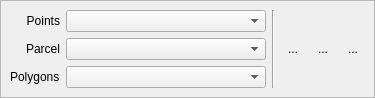
ericabreu82/tv5_plugins, file src/tv5plugins/forestMonitor/qt/ui/ForestMonitorToolBarDialogForm.ui: the form before one commit.
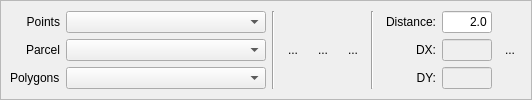
The form after the commit.

Commit message: added new tool - TrackAutoClassifier

What changed in the file:
```diff
--- a/src/tv5plugins/forestMonitor/qt/ui/ForestMonitorToolBarDialogForm.ui
+++ b/src/tv5plugins/forestMonitor/qt/ui/ForestMonitorToolBarDialogForm.ui
@@ -6,8 +6,8 @@
    <rect>
     <x>0</x>
     <y>0</y>
-    <width>375</width>
-    <height>96</height>
+    <width>532</width>
+    <height>100</height>
    </rect>
   </property>
   <property name="windowTitle">
@@ -34,42 +34,10 @@
      <property name="frameShadow">
       <enum>QFrame::Sunken</enum>
      </property>
-     <layout class="QGridLayout" name="gridLayout_4">
+     <layout class="QGridLayout" name="gridLayout_7">
       <item row="0" column="0">
-       <layout class="QGridLayout" name="gridLayout_2">
-        <item row="0" column="2">
-         <widget class="QToolButton" name="m_eraserToolButton">
-          <property name="text">
-           <string>...</string>
-          </property>
-          <property name="checkable">
-           <bool>true</bool>
-          </property>
-          <property name="autoExclusive">
-           <bool>true</bool>
-          </property>
-          <property name="autoRaise">
-           <bool>true</bool>
-          </property>
-         </widget>
-        </item>
-        <item row="0" column="3">
-         <widget class="QToolButton" name="m_trackClassifierToolButton">
-          <property name="text">
-           <string>...</string>
-          </property>
-          <property name="checkable">
-           <bool>true</bool>
-          </property>
-          <property name="autoExclusive">
-           <bool>true</bool>
-          </property>
-          <property name="autoRaise">
-           <bool>true</bool>
-          </property>
-         </widget>
-        </item>
-        <item row="0" column="0">
+       <layout class="QHBoxLayout" name="horizontalLayout_2">
+        <item>
          <layout class="QGridLayout" name="gridLayout">
           <item row="0" column="0">
            <widget class="QLabel" name="label">
@@ -116,29 +84,176 @@
           </item>
          </layout>
         </item>
-        <item row="0" column="1">
+        <item>
          <widget class="Line" name="line">
           <property name="orientation">
            <enum>Qt::Vertical</enum>
           </property>
          </widget>
         </item>
-        <item row="0" column="4">
-         <widget class="QToolButton" name="m_creatorToolButton">
-          <property name="text">
-           <string>...</string>
-          </property>
-          <property name="checkable">
-           <bool>true</bool>
-          </property>
-          <property name="autoExclusive">
-           <bool>true</bool>
-          </property>
-          <property name="autoRaise">
-           <bool>true</bool>
+        <item>
+         <layout class="QGridLayout" name="gridLayout_6">
+          <item row="0" column="0">
+           <widget class="QToolButton" name="m_eraserToolButton">
+            <property name="text">
+             <string>...</string>
+            </property>
+            <property name="checkable">
+             <bool>true</bool>
+            </property>
+            <property name="autoExclusive">
+             <bool>true</bool>
+            </property>
+            <property name="autoRaise">
+             <bool>true</bool>
+            </property>
+           </widget>
+          </item>
+          <item row="0" column="1">
+           <widget class="QToolButton" name="m_trackClassifierToolButton">
+            <property name="text">
+             <string>...</string>
+            </property>
+            <property name="checkable">
+             <bool>true</bool>
+            </property>
+            <property name="autoExclusive">
+             <bool>true</bool>
+            </property>
+            <property name="autoRaise">
+             <bool>true</bool>
+            </property>
+           </widget>
+          </item>
+          <item row="0" column="2">
+           <widget class="QToolButton" name="m_creatorToolButton">
+            <property name="text">
+             <string>...</string>
+            </property>
+            <property name="checkable">
+             <bool>true</bool>
+            </property>
+            <property name="autoExclusive">
+             <bool>true</bool>
+            </property>
+            <property name="autoRaise">
+             <bool>true</bool>
+            </property>
+           </widget>
+          </item>
+         </layout>
+        </item>
+        <item>
+         <widget class="Line" name="line_2">
+          <property name="orientation">
+           <enum>Qt::Vertical</enum>
           </property>
          </widget>
         </item>
+        <item>
+         <layout class="QHBoxLayout" name="horizontalLayout">
+          <item>
+           <layout class="QGridLayout" name="gridLayout_5">
+            <item row="0" column="0">
+             <layout class="QGridLayout" name="gridLayout_2">
+              <item row="0" column="0">
+               <widget class="QLabel" name="m_dist">
+                <property name="text">
+                 <string>Distance:</string>
+                </property>
+                <property name="alignment">
+                 <set>Qt::AlignRight|Qt::AlignTrailing|Qt::AlignVCenter</set>
+                </property>
+               </widget>
+              </item>
+              <item row="1" column="0">
+               <widget class="QLabel" name="m_dx">
+                <property name="text">
+                 <string>DX:</string>
+                </property>
+                <property name="alignment">
+                 <set>Qt::AlignRight|Qt::AlignTrailing|Qt::AlignVCenter</set>
+                </property>
+               </widget>
+              </item>
+              <item row="2" column="0">
+               <widget class="QLabel" name="m_dy">
+                <property name="text">
+                 <string>DY:</string>
+                </property>
+                <property name="alignment">
+                 <set>Qt::AlignRight|Qt::AlignTrailing|Qt::AlignVCenter</set>
+                </property>
+               </widget>
+              </item>
+             </layout>
+            </item>
+            <item row="0" column="1">
+             <layout class="QGridLayout" name="gridLayout_4">
+              <item row="0" column="0">
+               <widget class="QLineEdit" name="m_distLineEdit">
+                <property name="maximumSize">
+                 <size>
+                  <width>50</width>
+                  <height>16777215</height>
+                 </size>
+                </property>
+                <property name="text">
+                 <string>2.0</string>
+                </property>
+                <property name="alignment">
+                 <set>Qt::AlignRight|Qt::AlignTrailing|Qt::AlignVCenter</set>
+                </property>
+               </widget>
+              </item>
+              <item row="1" column="0">
+               <widget class="QLineEdit" name="m_dxLineEdit">
+                <property name="enabled">
+                 <bool>false</bool>
+                </property>
+                <property name="maximumSize">
+                 <size>
+                  <width>50</width>
+                  <height>16777215</height>
+                 </size>
+                </property>
+               </widget>
+              </item>
+              <item row="2" column="0">
+               <widget class="QLineEdit" name="m_dyLineEdit">
+                <property name="enabled">
+                 <bool>false</bool>
+                </property>
+                <property name="maximumSize">
+                 <size>
+                  <width>50</width>
+                  <height>16777215</height>
+                 </size>
+                </property>
+               </widget>
+              </item>
+             </layout>
+            </item>
+           </layout>
+          </item>
+          <item>
+           <widget class="QToolButton" name="m_trackAutoClassifierToolButton">
+            <property name="text">
+             <string>...</string>
+            </property>
+            <property name="checkable">
+             <bool>true</bool>
+            </property>
+            <property name="autoExclusive">
+             <bool>true</bool>
+            </property>
+            <property name="autoRaise">
+             <bool>true</bool>
+            </property>
+           </widget>
+          </item>
+         </layout>
+        </item>
        </layout>
       </item>
      </layout>
```
Left out of the diff: 47 changed lines with no effect on the pictures. The commit also changes 4 other files.
